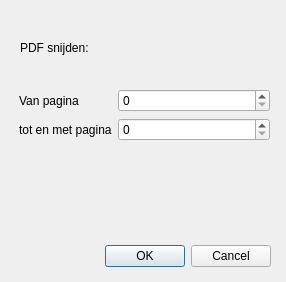
Above: pagestocutdialog.ui from vvim/pdfcutter before the change. Below: the same form after it.
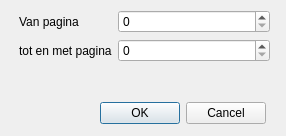
That is the form after the change.

Patch:
```diff
--- a/pagestocutdialog.ui
+++ b/pagestocutdialog.ui
@@ -7,35 +7,19 @@
     <x>0</x>
     <y>0</y>
     <width>286</width>
-    <height>282</height>
+    <height>136</height>
    </rect>
   </property>
   <property name="windowTitle">
    <string>Dialog</string>
   </property>
-  <widget class="QDialogButtonBox" name="buttonBox">
-   <property name="geometry">
-    <rect>
-     <x>30</x>
-     <y>240</y>
-     <width>241</width>
-     <height>32</height>
-    </rect>
-   </property>
-   <property name="orientation">
-    <enum>Qt::Horizontal</enum>
-   </property>
-   <property name="standardButtons">
-    <set>QDialogButtonBox::Cancel|QDialogButtonBox::Ok</set>
-   </property>
-  </widget>
   <widget class="QWidget" name="formLayoutWidget">
    <property name="geometry">
     <rect>
      <x>19</x>
-     <y>89</y>
+     <y>10</y>
      <width>251</width>
-     <height>141</height>
+     <height>81</height>
     </rect>
    </property>
    <layout class="QFormLayout" name="formLayout">
@@ -64,17 +48,17 @@
     </item>
    </layout>
   </widget>
-  <widget class="QLabel" name="TitleLabel">
+  <widget class="QDialogButtonBox" name="buttonBox">
    <property name="geometry">
     <rect>
-     <x>20</x>
-     <y>40</y>
-     <width>101</width>
-     <height>16</height>
+     <x>90</x>
+     <y>100</y>
+     <width>176</width>
+     <height>27</height>
     </rect>
    </property>
-   <property name="text">
-    <string>PDF snijden:</string>
+   <property name="standardButtons">
+    <set>QDialogButtonBox::Cancel|QDialogButtonBox::Ok</set>
    </property>
   </widget>
  </widget>
```
Left out of the diff: 37 changed lines with no effect on the pictures.
